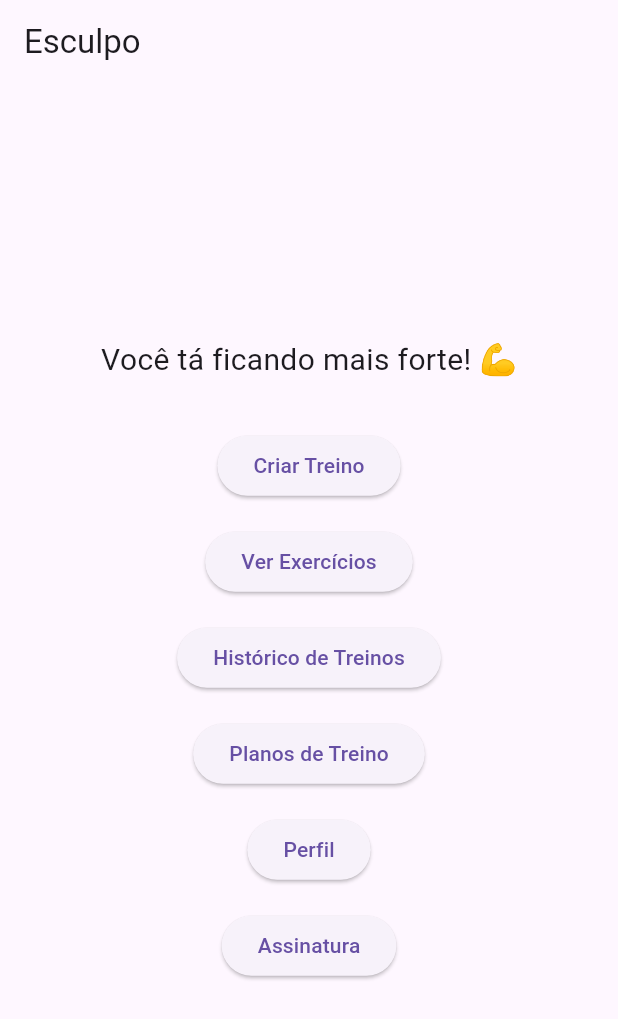
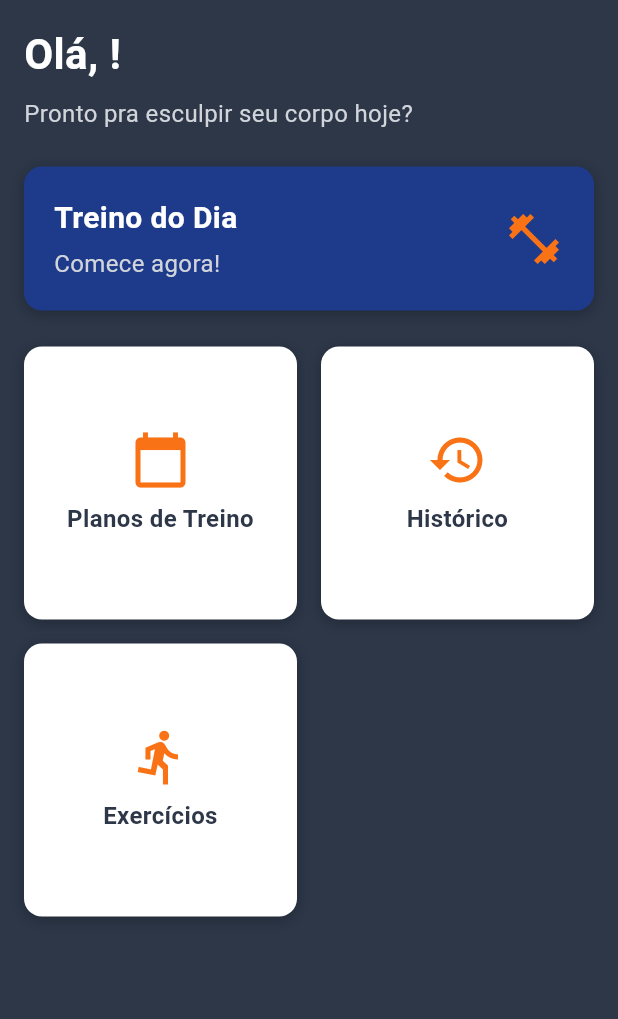
Before and after one commit to albertobezerra/esculpo, a Flutter app: the TelaInicial screen opened directly, on a phone screen of 412 x 824 dp. Shown: the top 1019 px of the screen. Run offline on Flutter 3.47's test engine with Material 3 defaults, Android fonts, the phone set to English and light mode, and no system bars; our stand-ins replace cloud_firestore, firebase_auth, firebase_core, flutter_riverpod, google_mobile_ads, in_app_purchase and 1 more; accounts and stored records are empty.

Commit message:
Criação de theme com base na paleta de cores, ajustes iniciais no splash e na tela inicial

```diff
--- /dev/null
+++ b/lib/core/theme/app_theme.dart
@@ -0,0 +1,25 @@
+import 'package:flutter/material.dart';
+
+class AppTheme {
+  static final ThemeData theme = ThemeData(
+    primaryColor: const Color(0xFF9D291A), // Vermelho-Terra
+    scaffoldBackgroundColor: const Color(0xFF4A4A4A), // Cinza Pedra Escuro
+    colorScheme: const ColorScheme.light(
+      primary: Color(0xFF9D291A),
+      secondary: Color(0xFFE07A5F), // Laranja Quente
+      surface: Color(0xFFF5F5F0), // Branco Creme
+      onPrimary: Color(0xFFF5F5F0),
+      onSecondary: Color(0xFF4A4A4A),
+    ),
+    textTheme: const TextTheme(
+      bodyLarge: TextStyle(color: Color(0xFFF5F5F0)), // Branco Creme
+      bodyMedium: TextStyle(color: Color(0xFFB0B0B0)), // Cinza Pedra Claro
+    ),
+    elevatedButtonTheme: ElevatedButtonThemeData(
+      style: ElevatedButton.styleFrom(
+        backgroundColor: const Color(0xFF9D291A),
+        foregroundColor: const Color(0xFFF5F5F0),
+      ),
+    ),
+  );
+}
--- a/lib/main.dart
+++ b/lib/main.dart
@@ -3,6 +3,7 @@ import 'package:firebase_core/firebase_core.dart';
 import 'package:firebase_auth/firebase_auth.dart';
 import 'package:cloud_firestore/cloud_firestore.dart';
 import 'package:flutter_riverpod/flutter_riverpod.dart';
+import 'core/theme/app_theme.dart';
 import 'screens/tela_inicial.dart';
 import 'screens/tela_onboarding.dart';
 import 'screens/tela_login.dart';
@@ -21,7 +22,7 @@ class MyApp extends StatelessWidget {
   Widget build(BuildContext context) {
     return MaterialApp(
       title: 'Esculpo',
-      theme: ThemeData(primarySwatch: Colors.blue),
+      theme: AppTheme.theme, // Usa o tema definido em app_theme.dart
       home: const TelaSplash(),
     );
   }
--- a/lib/screens/tela_inicial.dart
+++ b/lib/screens/tela_inicial.dart
@@ -1,187 +1,197 @@
 import 'package:flutter/material.dart';
-import 'package:flutter_riverpod/flutter_riverpod.dart';
-import 'package:google_mobile_ads/google_mobile_ads.dart';
 import 'package:firebase_auth/firebase_auth.dart';
-import '../services/subscription_service.dart';
-import 'tela_treino.dart';
-import 'tela_exercicios.dart';
 import 'tela_planos_treino.dart';
 import 'tela_historico_treinos.dart';
+import 'tela_exercicios.dart';
+import 'tela_treino.dart';
 
-final adProvider = Provider((ref) => AdService());
-
-class AdService {
-  BannerAd? bannerAd;
-  bool isBannerLoaded = false;
-
-  Future<void> loadBannerAd() async {
-    debugPrint('Iniciando carregamento do banner');
-    bannerAd = BannerAd(
-      adUnitId: 'ca-app-pub-3940256099942544/6300978111', // ID de teste
-      size: AdSize.banner,
-      request: const AdRequest(),
-      listener: BannerAdListener(
-        onAdLoaded: (_) {
-          isBannerLoaded = true;
-          debugPrint('Banner carregado');
-        },
-        onAdFailedToLoad: (ad, error) {
-          isBannerLoaded = false;
-          debugPrint('Erro no banner: $error');
-          ad.dispose();
-        },
-      ),
-    );
-    try {
-      await bannerAd!.load();
-      debugPrint('Banner load concluído');
-    } catch (e) {
-      debugPrint('Exceção ao carregar banner: $e');
-    }
-  }
-
-  void dispose() {
-    bannerAd?.dispose();
-    bannerAd = null;
-    isBannerLoaded = false;
-  }
-}
-
-class TelaInicial extends ConsumerStatefulWidget {
+class TelaInicial extends StatelessWidget {
   const TelaInicial({super.key});
 
   @override
-  ConsumerState<TelaInicial> createState() => _TelaInicialState();
-}
-
-class _TelaInicialState extends ConsumerState<TelaInicial> {
-  @override
-  void initState() {
-    super.initState();
-    ref.read(adProvider).loadBannerAd();
-  }
-
-  @override
-  void dispose() {
-    ref.read(adProvider).dispose();
-    super.dispose();
-  }
-
-  @override
   Widget build(BuildContext context) {
-    final adService = ref.watch(adProvider);
-    final userId = FirebaseAuth.instance.currentUser!.uid;
-    final isPremiumAsync = ref.watch(subscriptionProvider).isPremium(userId);
+    final user = FirebaseAuth.instance.currentUser;
+    final userName = user?.displayName ?? 'Usuário';
 
     return Scaffold(
-      appBar: AppBar(title: const Text('Esculpo')),
-      body: Column(
+      backgroundColor: const Color(0xFF2D3748), // Cinza Escuro
+      body: SafeArea(
+        child: Padding(
+          padding: const EdgeInsets.all(16.0),
+          child: Column(
+            crossAxisAlignment: CrossAxisAlignment.start,
             children: [
+              // Cabeçalho com saudação
+              Text(
+                'Olá, $userName!',
+                style: const TextStyle(
+                  fontSize: 28,
+                  fontWeight: FontWeight.bold,
+                  color: Colors.white,
+                ),
+              ),
+              const SizedBox(height: 8),
+              const Text(
+                'Pronto pra esculpir seu corpo hoje?',
+                style: TextStyle(
+                  fontSize: 16,
+                  color: Color(0xFFD1D5DB), // Cinza Claro
+                ),
+              ),
+              const SizedBox(height: 24),
+              // Card principal - Iniciar Treino
+              GestureDetector(
+                onTap: () {
+                  Navigator.push(
+                    context,
+                    MaterialPageRoute(builder: (context) => const TelaTreino()),
+                  );
+                },
+                child: Container(
+                  padding: const EdgeInsets.all(20),
+                  decoration: BoxDecoration(
+                    color: const Color(0xFF1E3A8A), // Azul Escuro
+                    borderRadius: BorderRadius.circular(12),
+                    boxShadow: const [
+                      BoxShadow(
+                        color: Colors.black26,
+                        blurRadius: 8,
+                        offset: Offset(0, 2),
+                      ),
+                    ],
+                  ),
+                  child: const Row(
+                    mainAxisAlignment: MainAxisAlignment.spaceBetween,
+                    children: [
+                      Column(
+                        crossAxisAlignment: CrossAxisAlignment.start,
+                        children: [
+                          Text(
+                            'Treino do Dia',
+                            style: TextStyle(
+                              fontSize: 20,
+                              fontWeight: FontWeight.bold,
+                              color: Colors.white,
+                            ),
+                          ),
+                          SizedBox(height: 4),
+                          Text(
+                            'Comece agora!',
+                            style: TextStyle(
+                              fontSize: 16,
+                              color: Color(0xFFD1D5DB),
+                            ),
+                          ),
+                        ],
+                      ),
+                      Icon(
+                        Icons.fitness_center,
+                        size: 40,
+                        color: Color(0xFFF97316), // Laranja Vivo
+                      ),
+                    ],
+                  ),
+                ),
+              ),
+              const SizedBox(height: 24),
+              // Seções de navegação
               Expanded(
-            child: Center(
-              child: Column(
-                mainAxisAlignment: MainAxisAlignment.center,
+                child: GridView.count(
+                  crossAxisCount: 2,
+                  crossAxisSpacing: 16,
+                  mainAxisSpacing: 16,
                   children: [
-                  const Text(
-                    'Você tá ficando mais forte! 💪',
-                    style: TextStyle(fontSize: 20),
-                  ),
-                  const SizedBox(height: 32),
-                  ElevatedButton(
-                    onPressed: () {
+                    _buildNavigationCard(
+                      context,
+                      title: 'Planos de Treino',
+                      icon: Icons.calendar_today,
+                      color: const Color(0xFFF97316), // Laranja Vivo
+                      onTap: () {
                         Navigator.push(
                           context,
                           MaterialPageRoute(
-                            builder: (context) => const TelaTreino()),
+                              builder: (context) => const TelaPlanosTreino()),
                         );
                       },
-                    child: const Text('Criar Treino'),
                     ),
-                  const SizedBox(height: 16),
-                  ElevatedButton(
-                    onPressed: () {
+                    _buildNavigationCard(
+                      context,
+                      title: 'Histórico',
+                      icon: Icons.history,
+                      color: const Color(0xFFF97316),
+                      onTap: () {
+                        Navigator.push(
+                          context,
+                          MaterialPageRoute(
+                              builder: (context) =>
+                                  const TelaHistoricoTreinos()),
+                        );
+                      },
+                    ),
+                    _buildNavigationCard(
+                      context,
+                      title: 'Exercícios',
+                      icon: Icons.directions_run,
+                      color: const Color(0xFFF97316),
+                      onTap: () {
                         Navigator.push(
                           context,
                           MaterialPageRoute(
                               builder: (context) => const TelaExercicios()),
                         );
                       },
-                    child: const Text('Ver Exercícios'),
                     ),
-                  const SizedBox(height: 16),
-                  ElevatedButton(
-                    onPressed: () {
-                      Navigator.push(
-                        context,
-                        MaterialPageRoute(
-                            builder: (context) => const TelaHistoricoTreinos()),
-                      );
-                    },
-                    child: const Text('Histórico de Treinos'),
+                  ],
                 ),
-                  const SizedBox(height: 16),
-                  ElevatedButton(
-                    onPressed: () {
-                      Navigator.push(
-                        context,
-                        MaterialPageRoute(
-                            builder: (context) => const TelaPlanosTreino()),
-                      );
-                    },
-                    child: const Text('Planos de Treino'),
-                  ),
-                  const SizedBox(height: 16),
-                  ElevatedButton(
-                    onPressed: () {
-                      ScaffoldMessenger.of(context).showSnackBar(
-                        const SnackBar(
-                            content:
-                                Text('Tela de perfil ainda não implementada')),
-                      );
-                    },
-                    child: const Text('Perfil'),
-                  ),
-                  const SizedBox(height: 16),
-                  ElevatedButton(
-                    onPressed: () {
-                      ScaffoldMessenger.of(context).showSnackBar(
-                        const SnackBar(
-                            content: Text(
-                                'Tela de assinatura ainda não implementada')),
-                      );
-                    },
-                    child: const Text('Assinatura'),
               ),
             ],
           ),
         ),
       ),
-          StreamBuilder<bool>(
-            stream: isPremiumAsync,
-            builder: (context, snapshot) {
-              if (snapshot.connectionState == ConnectionState.waiting) {
-                return const SizedBox();
+    );
   }
-              if (snapshot.hasError) {
-                debugPrint('Erro no isPremium: ${snapshot.error}');
-                return const SizedBox();
-              }
-              if (snapshot.data == true || !adService.isBannerLoaded) {
-                debugPrint(
-                    'Banner não exibido: premium=${snapshot.data}, loaded=${adService.isBannerLoaded}');
-                return const SizedBox();
-              }
-              debugPrint('Exibindo banner: ${adService.bannerAd}');
-              return adService.bannerAd != null
-                  ? SizedBox(
-                      height: adService.bannerAd!.size.height.toDouble(),
-                      width: adService.bannerAd!.size.width.toDouble(),
-                      child: AdWidget(ad: adService.bannerAd!),
-                    )
-                  : const SizedBox();
-            },
+
+  Widget _buildNavigationCard(
+    BuildContext context, {
+    required String title,
+    required IconData icon,
+    required Color color,
+    required VoidCallback onTap,
+  }) {
+    return GestureDetector(
+      onTap: onTap,
+      child: Container(
+        decoration: BoxDecoration(
+          color: const Color(0xFFFFFFFF), // Branco
+          borderRadius: BorderRadius.circular(12),
+          boxShadow: const [
+            BoxShadow(
+              color: Colors.black26,
+              blurRadius: 8,
+              offset: Offset(0, 2),
             ),
           ],
+        ),
+        child: Column(
+          mainAxisAlignment: MainAxisAlignment.center,
+          children: [
+            Icon(
+              icon,
+              size: 40,
+              color: color,
+            ),
+            const SizedBox(height: 8),
+            Text(
+              title,
+              style: const TextStyle(
+                fontSize: 16,
+                fontWeight: FontWeight.bold,
+                color: Color(0xFF2D3748),
+              ),
+              textAlign: TextAlign.center,
+            ),
+          ],
+        ),
       ),
     );
   }
```
Also changed, not shown: lib/screens/tela_splash.dart (+65 -14 lines), assets/images/fitness1.jpg (added), assets/images/fitness2.jpg (added), assets/images/fitness3.jpg (added), 4 other files. Lines whose indentation alone changed are shown as unchanged.
